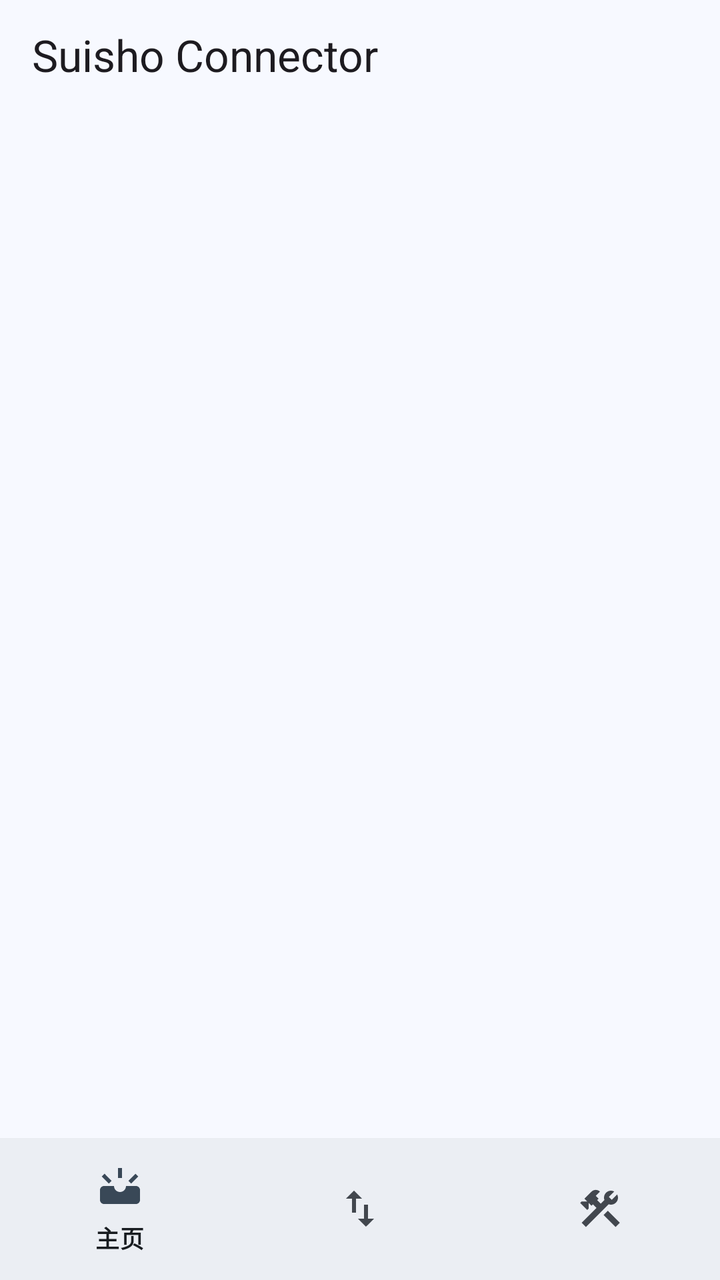
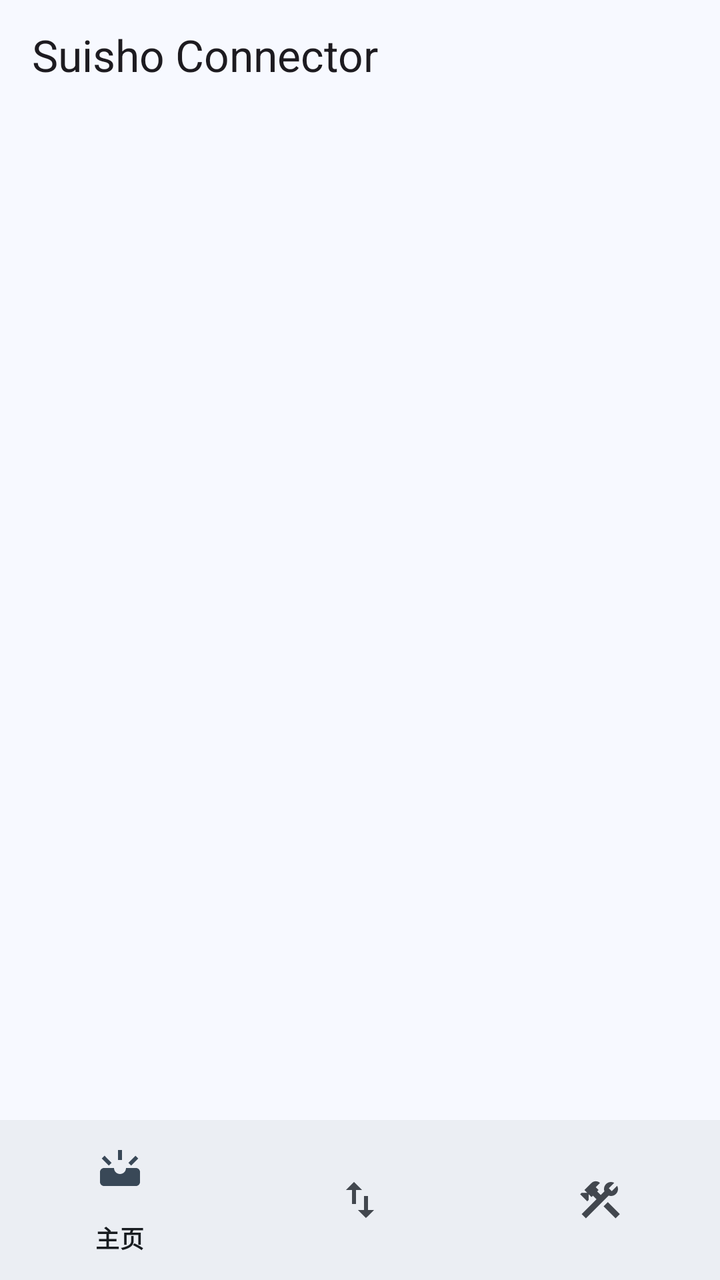

Before-and-after screenshots of an Android layout around one commit, followed by the original layout XML and the change that was made.
<!-- AndroidManifest.xml: application theme Theme.LinkToComputer -->
<!-- res/layout/activity_connected.xml -->
<?xml version="1.0" encoding="utf-8"?>
<androidx.constraintlayout.widget.ConstraintLayout xmlns:android="http://schemas.android.com/apk/res/android"
    xmlns:app="http://schemas.android.com/apk/res-auto"
    xmlns:tools="http://schemas.android.com/tools"
    android:id="@+id/coordinatorLayout3"
    android:layout_width="match_parent"
    android:layout_height="match_parent"
    android:fitsSystemWindows="true"
    tools:context=".activity.NewMainActivity">

    <com.google.android.material.appbar.AppBarLayout
        android:id="@+id/appBarLayout"
        android:layout_width="wrap_content"
        android:layout_height="wrap_content"
        android:fitsSystemWindows="true"
        app:layout_constraintEnd_toEndOf="parent"
        app:layout_constraintHorizontal_bias="0.0"
        app:layout_constraintStart_toStartOf="parent"
        app:layout_constraintTop_toTopOf="parent">

    </com.google.android.material.appbar.AppBarLayout>


    <com.google.android.material.appbar.MaterialToolbar
        android:id="@+id/toolbar"
        android:layout_width="match_parent"
        android:layout_height="55dp"
        app:layout_constraintBottom_toBottomOf="parent"
        app:layout_constraintEnd_toEndOf="parent"
        app:layout_constraintHorizontal_bias="0.0"
        app:layout_constraintStart_toStartOf="parent"
        app:layout_constraintTop_toTopOf="parent"
        app:layout_constraintVertical_bias="0.0"
        app:title="@string/app_name" />

    <com.google.android.material.bottomnavigation.BottomNavigationView
        android:id="@+id/connected_activity_navigation_bar"
        android:layout_width="match_parent"
        android:layout_height="71dp"
        app:labelVisibilityMode="selected"
        app:layout_constraintBottom_toBottomOf="parent"
        app:layout_constraintEnd_toEndOf="parent"
        app:layout_constraintStart_toStartOf="parent"
        app:menu="@menu/connected_activity_navigation_menu" />

    <androidx.viewpager2.widget.ViewPager2
        android:id="@+id/homeViewPager2"
        android:layout_width="match_parent"
        android:layout_height="0dp"
        app:layout_constraintBottom_toTopOf="@+id/connected_activity_navigation_bar"
        app:layout_constraintTop_toBottomOf="@+id/toolbar"/>
</androidx.constraintlayout.widget.ConstraintLayout>
<!-- resources referenced by this layout -->
<resources>
  <string name="app_name" translatable="false">Suisho Connector</string>
  <style name="Theme.LinkToComputer" parent="Base.Theme.LinkToComputer" />
  <color name="md_theme_primary">#2D628B</color>
  <color name="md_theme_onPrimary">#FFFFFF</color>
  <color name="md_theme_primaryContainer">#CDE5FF</color>
  <color name="md_theme_onPrimaryContainer">#0A4A72</color>
  <color name="md_theme_secondary">#51606F</color>
  <color name="md_theme_onSecondary">#FFFFFF</color>
  <color name="md_theme_secondaryContainer">#D4E4F6</color>
  <color name="md_theme_onSecondaryContainer">#394857</color>
  <color name="md_theme_tertiary">#67587A</color>
  <color name="md_theme_onTertiary">#FFFFFF</color>
  <color name="md_theme_tertiaryContainer">#EEDCFF</color>
  <color name="md_theme_onTertiaryContainer">#4F4061</color>
  <color name="md_theme_error">#BA1A1A</color>
  <color name="md_theme_onError">#FFFFFF</color>
  <color name="md_theme_errorContainer">#FFDAD6</color>
  <color name="md_theme_onErrorContainer">#93000A</color>
  <color name="md_theme_background">#F7F9FF</color>
  <color name="md_theme_onBackground">#181C20</color>
  <color name="md_theme_surface">#F7F9FF</color>
  <color name="md_theme_onSurface">#181C20</color>
  <color name="md_theme_surfaceVariant">#DEE3EB</color>
  <color name="md_theme_onSurfaceVariant">#42474E</color>
  <color name="md_theme_outline">#72787E</color>
  <color name="md_theme_outlineVariant">#C2C7CF</color>
  <color name="md_theme_inverseSurface">#2D3135</color>
  <color name="md_theme_inverseOnSurface">#EEF1F6</color>
  <color name="md_theme_inversePrimary">#9ACBFA</color>
  <color name="md_theme_primaryFixed">#CDE5FF</color>
  <color name="md_theme_onPrimaryFixed">#001D32</color>
  <color name="md_theme_primaryFixedDim">#9ACBFA</color>
  <color name="md_theme_onPrimaryFixedVariant">#0A4A72</color>
  <color name="md_theme_secondaryFixed">#D4E4F6</color>
  <color name="md_theme_onSecondaryFixed">#0D1D2A</color>
  <color name="md_theme_secondaryFixedDim">#B9C8DA</color>
  <color name="md_theme_onSecondaryFixedVariant">#394857</color>
  <color name="md_theme_tertiaryFixed">#EEDCFF</color>
  <color name="md_theme_onTertiaryFixed">#221533</color>
  <color name="md_theme_tertiaryFixedDim">#D2BFE7</color>
  <color name="md_theme_onTertiaryFixedVariant">#4F4061</color>
  <color name="md_theme_surfaceDim">#D7DADF</color>
  <color name="md_theme_surfaceBright">#F7F9FF</color>
  <color name="md_theme_surfaceContainerLowest">#FFFFFF</color>
  <color name="md_theme_surfaceContainerLow">#F1F4F9</color>
  <color name="md_theme_surfaceContainer">#EBEEF3</color>
  <color name="md_theme_surfaceContainerHigh">#E6E8EE</color>
  <color name="md_theme_surfaceContainerHighest">#E0E2E8</color>
  <!-- unchanged entries left out for length: 1 -->
</resources>

<!-- the commit's change to res/layout/activity_connected.xml (unified diff, before → after) -->
@@ -36,7 +36,7 @@
     <com.google.android.material.bottomnavigation.BottomNavigationView
         android:id="@+id/connected_activity_navigation_bar"
         android:layout_width="match_parent"
-        android:layout_height="71dp"
+        android:layout_height="wrap_content"
         app:labelVisibilityMode="selected"
         app:layout_constraintBottom_toBottomOf="parent"
         app:layout_constraintEnd_toEndOf="parent"
